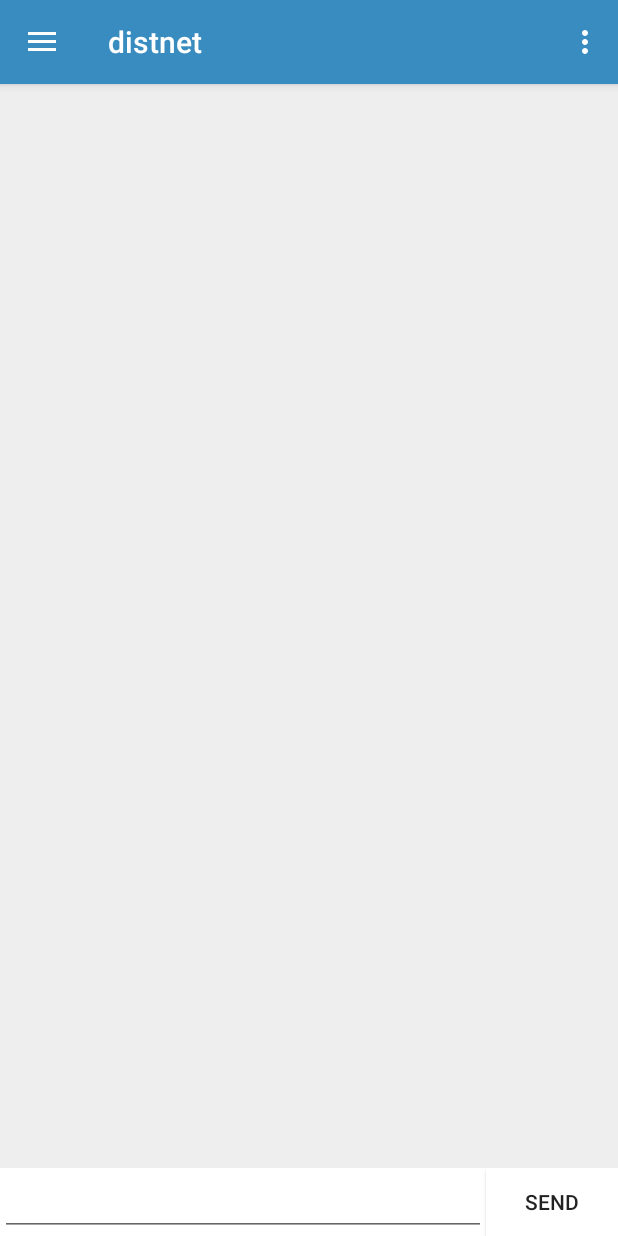
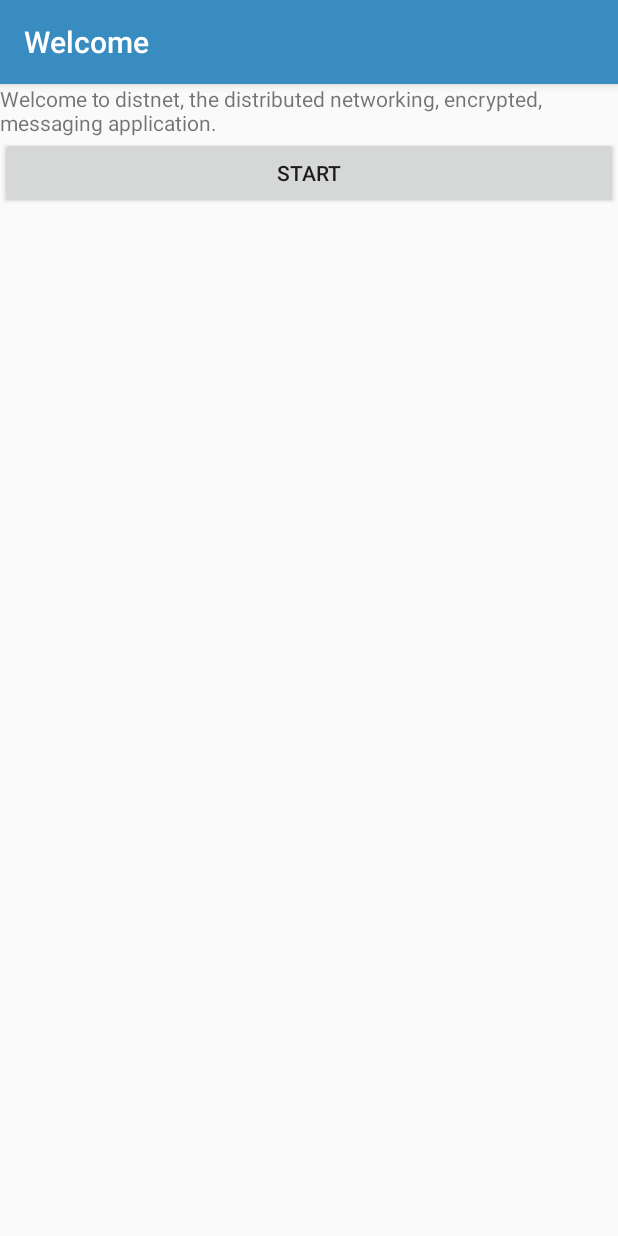
Before and after one commit to gstark31897/distnet-android, an Android app: the screen it shows after launch (MainActivity before the commit, WelcomeActivity after it), on a phone screen of 412 x 824 dp. Run offline under Robolectric (Android 15) with nearby library versions, the phone set to English and light mode, and no system bars; our stand-ins replace Room's generated code.

Commit message:
adding welcome screen

```diff
--- a/app/src/main/AndroidManifest.xml
+++ b/app/src/main/AndroidManifest.xml
@@ -38,6 +38,11 @@
                 android:name="android.support.PARENT_ACTIVITY"
                 android:value=".MainActivity" />
         </activity>
+        <activity android:name=".WelcomeActivity">
+            <meta-data
+                android:name="android.support.PARENT_ACTIVITY"
+                android:value=".MainActivity" />
+        </activity>
         <activity android:name="com.journeyapps.barcodescanner.CaptureActivity"
             android:screenOrientation="portrait"
             tools:replace="screenOrientation" />
--- a/app/src/main/java/com/distnet/gstark31897/distnet/MainActivity.java
+++ b/app/src/main/java/com/distnet/gstark31897/distnet/MainActivity.java
@@ -111,6 +111,15 @@ public class MainActivity extends AppCompatActivity
         String currentContact = settings.getString("currentContact", "");
         if (currentContact.length() != 0) {
             switchContact(currentContact);
+        }
+
+        if (!settings.getBoolean("started", false)) {
+            SharedPreferences.Editor editor = settings.edit();
+            editor.putBoolean("started", true);
+            editor.apply();
+
+            Intent intent = new Intent(this, WelcomeActivity.class);
+            startActivity(intent);
         }
 
         filter = new IntentFilter("com.distnet.gstark31897.distnet.SERVICE");
--- /dev/null
+++ b/app/src/main/java/com/distnet/gstark31897/distnet/WelcomeActivity.java
@@ -0,0 +1,38 @@
+package com.distnet.gstark31897.distnet;
+
+import android.arch.persistence.room.Room;
+import android.content.BroadcastReceiver;
+import android.content.Context;
+import android.content.Intent;
+import android.content.IntentFilter;
+import android.content.SharedPreferences;
+import android.os.Bundle;
+import android.support.v7.app.AppCompatActivity;
+import android.support.v7.widget.LinearLayoutManager;
+import android.support.v7.widget.RecyclerView;
+import android.view.View;
+import android.widget.Button;
+import android.widget.EditText;
+
+import java.util.ArrayList;
+
+public class WelcomeActivity extends AppCompatActivity {
+    Button buttonStart;
+
+    @Override
+    protected void onCreate(Bundle savedInstanceState) {
+        super.onCreate(savedInstanceState);
+        setContentView(R.layout.activity_welcome);
+
+        setTitle(R.string.welcome);
+
+        buttonStart = (Button) findViewById(R.id.nickname_submit);
+        buttonStart.setOnClickListener(new View.OnClickListener() {
+            @Override
+            public void onClick(View view) {
+                finish();
+            }
+        });
+
+    }
+}
--- /dev/null
+++ b/app/src/main/res/layout/activity_welcome.xml
@@ -0,0 +1,27 @@
+<?xml version="1.0" encoding="utf-8"?>
+<android.support.constraint.ConstraintLayout xmlns:android="http://schemas.android.com/apk/res/android"
+    xmlns:app="http://schemas.android.com/apk/res-auto"
+    xmlns:tools="http://schemas.android.com/tools"
+    android:layout_width="match_parent"
+    android:layout_height="match_parent"
+    tools:context="com.distnet.gstark31897.distnet.WelcomeActivity">
+
+    <GridLayout
+        android:layout_width="match_parent"
+        android:layout_height="match_parent"
+        android:columnCount="1">
+
+        <TextView
+            android:layout_gravity="fill_horizontal"
+            android:layout_width="wrap_content"
+            android:layout_height="wrap_content"
+            android:layout_columnSpan="1"
+            android:text="@string/welcome_text"/>
+
+        <Button
+            android:layout_width="match_parent"
+            android:layout_height="wrap_content"
+            android:id="@+id/nickname_submit"
+            android:text="@string/button_start" />
+    </GridLayout>
+</android.support.constraint.ConstraintLayout>
--- a/app/src/main/res/values/strings.xml
+++ b/app/src/main/res/values/strings.xml
@@ -1,5 +1,9 @@
 <resources>
     <string name="app_name">distnet</string>
+
+    <string name="welcome">Welcome</string>
+    <string name="welcome_text">Welcome to distnet, the distributed networking, encrypted, messaging application.</string>
+    <string name="button_start">Start</string>
 
     <string name="new_contact_title">New Contact</string>
     <string name="share_contact_title">Share Contact</string>
```
